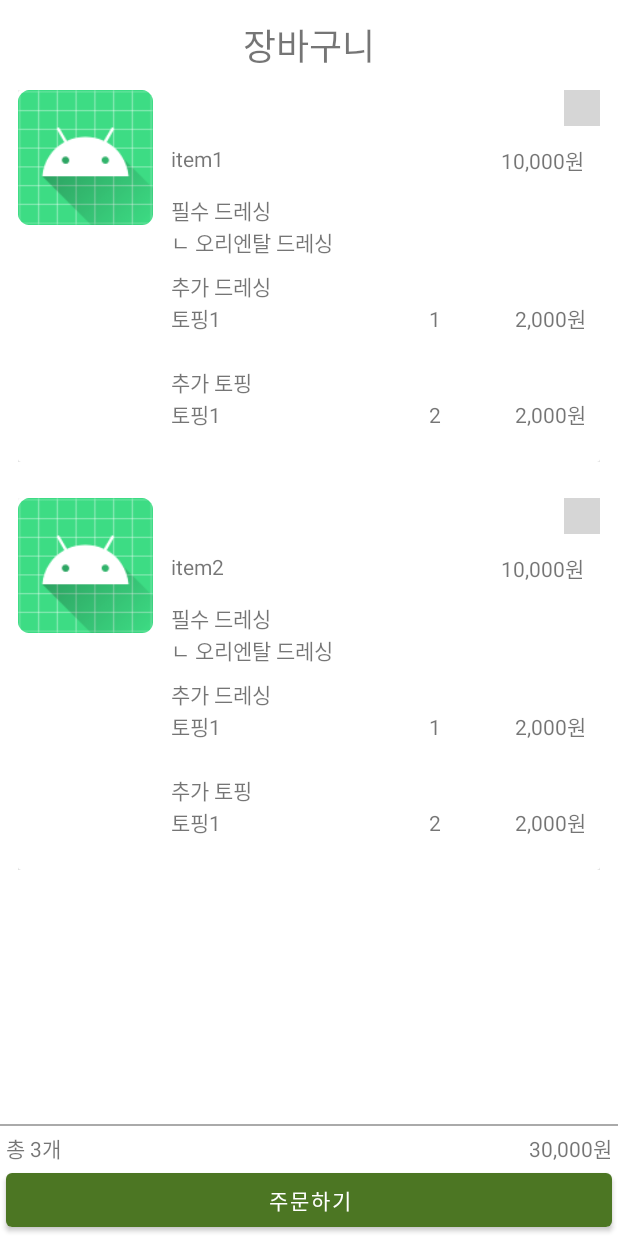
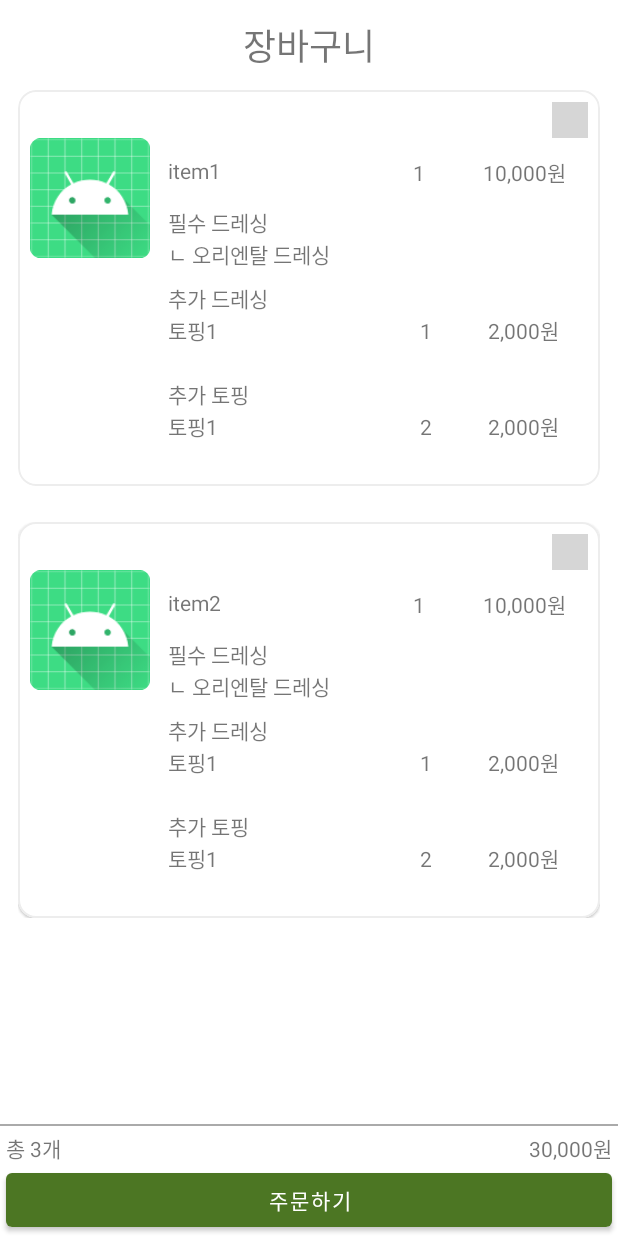
Before and after one commit to ShinWoon/GreenPlate, an Android app: the ShoppingcartFragment screen opened through its navigation route, on a phone screen of 412 x 824 dp. Run offline under Robolectric (Android 15) with nearby library versions, the phone set to English and light mode, and no system bars; our stand-ins replace navigation-ui; grey boxes are pictures that could not be loaded.

Commit message:
Feat : 스크롤뷰 추가, CardView 디자인 수정

```diff
--- a/green_plate_project/app/src/main/res/layout/fragment_shoppingcart.xml
+++ b/green_plate_project/app/src/main/res/layout/fragment_shoppingcart.xml
@@ -3,22 +3,28 @@
     xmlns:tools="http://schemas.android.com/tools"
     android:layout_width="match_parent"
     android:layout_height="match_parent"
+    android:layout_marginTop="12dp"
     android:orientation="vertical"
-    android:layout_marginTop="12dp"
     tools:context=".ShoppingcartFragment">
 
     <TextView
-        android:textAlignment="center"
         android:layout_width="match_parent"
         android:layout_height="wrap_content"
         android:text="장바구니"
-        android:textSize="24sp"/>
+        android:textAlignment="center"
+        android:textSize="24sp" />
 
-    <androidx.recyclerview.widget.RecyclerView
-        android:id="@+id/shoppingCartRv"
-        android:layout_weight="1"
+    <androidx.core.widget.NestedScrollView
         android:layout_width="match_parent"
-        android:layout_height="wrap_content"/>
+        android:layout_height="match_parent"
+        android:layout_weight="1">
+
+        <androidx.recyclerview.widget.RecyclerView
+            android:id="@+id/shoppingCartRv"
+            android:layout_width="match_parent"
+            android:layout_height="wrap_content" />
+
+    </androidx.core.widget.NestedScrollView>
 
     <View
         android:layout_width="match_parent"
@@ -27,29 +33,32 @@
         android:background="@android:color/darker_gray" />
 
     <LinearLayout
-        android:orientation="horizontal"
+        android:layout_width="match_parent"
+        android:layout_height="wrap_content"
         android:layout_marginStart="4dp"
         android:layout_marginEnd="4dp"
-        android:layout_width="match_parent"
-        android:layout_height="wrap_content">
+        android:orientation="horizontal">
+
         <TextView
             android:id="@+id/ShoppingCartTotalCntTv"
-            android:text="총 3개"
+            android:layout_width="match_parent"
+            android:layout_height="wrap_content"
             android:layout_weight="1"
-            android:layout_width="match_parent"
-            android:layout_height="wrap_content"/>
+            android:text="총 3개" />
+
         <TextView
             android:id="@+id/ShoppingCartTotalPriceTv"
-            android:text="30,000원"
             android:layout_width="wrap_content"
-            android:layout_height="wrap_content"/>
+            android:layout_height="wrap_content"
+            android:text="30,000원" />
     </LinearLayout>
+
     <Button
         android:id="@+id/shoppingCartOrderBtn"
-        android:text="주문하기"
+        android:layout_width="match_parent"
+        android:layout_height="wrap_content"
         android:layout_marginStart="4dp"
         android:layout_marginEnd="4dp"
-        android:layout_width="match_parent"
-        android:layout_height="wrap_content" />
+        android:text="주문하기" />
 
 </LinearLayout>
--- a/green_plate_project/app/src/main/res/layout/list_item_shoppingcart.xml
+++ b/green_plate_project/app/src/main/res/layout/list_item_shoppingcart.xml
@@ -5,28 +5,30 @@
     android:padding="12dp"
     xmlns:app="http://schemas.android.com/apk/res-auto">
 
-    <androidx.cardview.widget.CardView
+    <com.google.android.material.card.MaterialCardView
         android:id="@+id/cardView"
         android:layout_width="match_parent"
         android:layout_height="wrap_content"
-        android:padding="8dp"
-        android:elevation="4dp"
-        app:strokeWidth="2dp"
-        app:strokeColor="#000000">
+        app:strokeWidth="1dp"
+        app:cardCornerRadius="12dp"
+        app:strokeColor="@color/green_plate_lightgray"
+        >
 
         <LinearLayout
+            android:padding="8dp"
             android:layout_width="match_parent"
             android:layout_height="wrap_content"
             android:orientation="horizontal">
 
             <LinearLayout
+                android:layout_marginTop="24dp"
                 android:layout_width="wrap_content"
                 android:layout_height="match_parent"
                 android:orientation="horizontal">
                 <ImageView
                     android:id="@+id/shoppingItemImgIv"
-                    android:layout_width="90dp"
-                    android:layout_height="90dp"
+                    android:layout_width="80dp"
+                    android:layout_height="80dp"
                     android:background="@drawable/shape"
                     android:src="@mipmap/ic_launcher_round" />
             </LinearLayout>
@@ -66,14 +68,21 @@
                             android:text="메뉴명" />
                     </LinearLayout>
                     <LinearLayout
-                        android:layout_weight="3.5"
+                        android:layout_weight="1.5"
                         android:orientation="horizontal"
                         android:layout_width="match_parent"
                         android:layout_height="wrap_content">
                         <TextView
+                            android:id="@+id/subDressingCntTv"
+                            android:layout_width="match_parent"
+                            android:layout_height="wrap_content"
+                            android:layout_weight="1.5"
+                            android:text="1" />
+                        <TextView
                             android:id="@+id/shoppingItemPriceTv"
                             android:layout_width="match_parent"
                             android:layout_height="wrap_content"
+                            android:layout_weight="1"
                             android:text="10,000원" />
                     </LinearLayout>
 
@@ -175,6 +184,6 @@
         </LinearLayout>
 
 
-    </androidx.cardview.widget.CardView>
+    </com.google.android.material.card.MaterialCardView>
 
 </LinearLayout>
--- a/green_plate_project/app/src/main/res/layout/list_item_shoppingcart_sub_dressing.xml
+++ b/green_plate_project/app/src/main/res/layout/list_item_shoppingcart_sub_dressing.xml
@@ -32,7 +32,7 @@
                 android:id="@+id/subDressingCntTv"
                 android:layout_width="match_parent"
                 android:layout_height="wrap_content"
-                android:layout_weight="1"
+                android:layout_weight="1.5"
                 android:text="1" />
 
             <TextView
--- a/green_plate_project/app/src/main/res/layout/list_item_shoppingcart_sub_topping.xml
+++ b/green_plate_project/app/src/main/res/layout/list_item_shoppingcart_sub_topping.xml
@@ -32,7 +32,7 @@
                 android:id="@+id/subToppingCntTv"
                 android:layout_width="match_parent"
                 android:layout_height="wrap_content"
-                android:layout_weight="1"
+                android:layout_weight="1.5"
                 android:text="2" />
 
             <TextView
```
Also changed, not shown: green_plate_project/app/src/main/res/layout/fragment_home.xml (+32 -18 lines).
